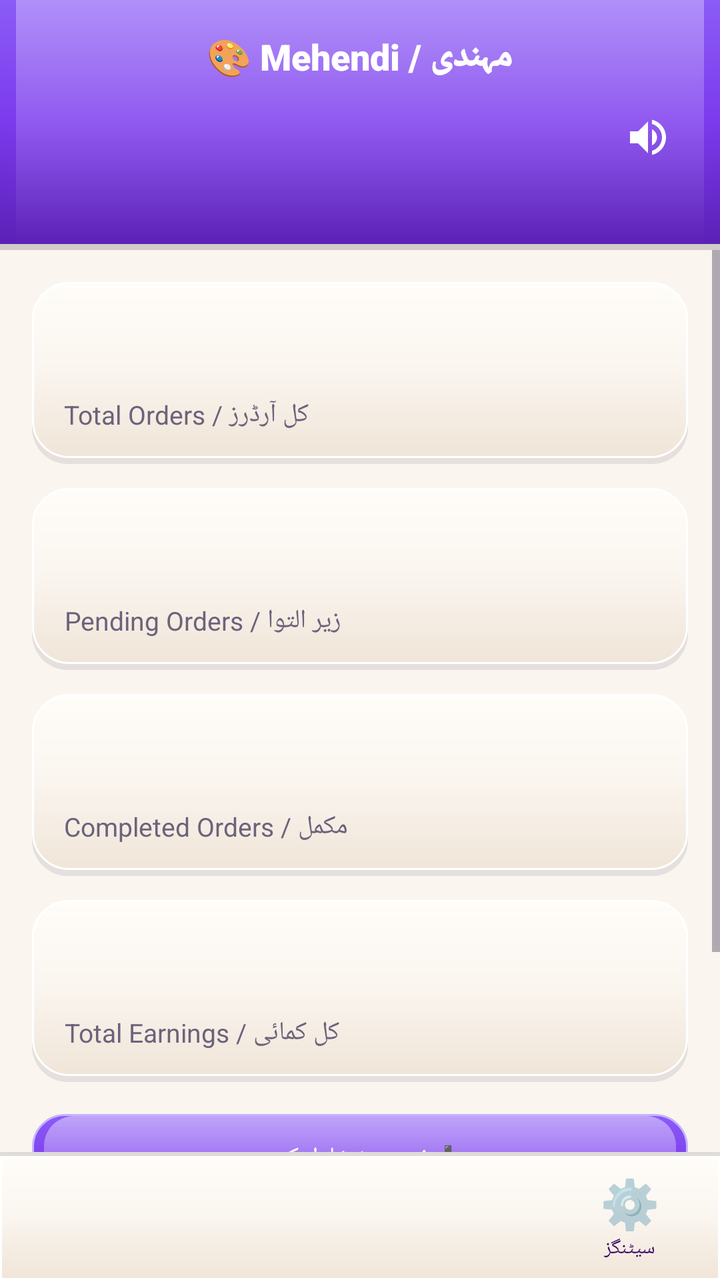
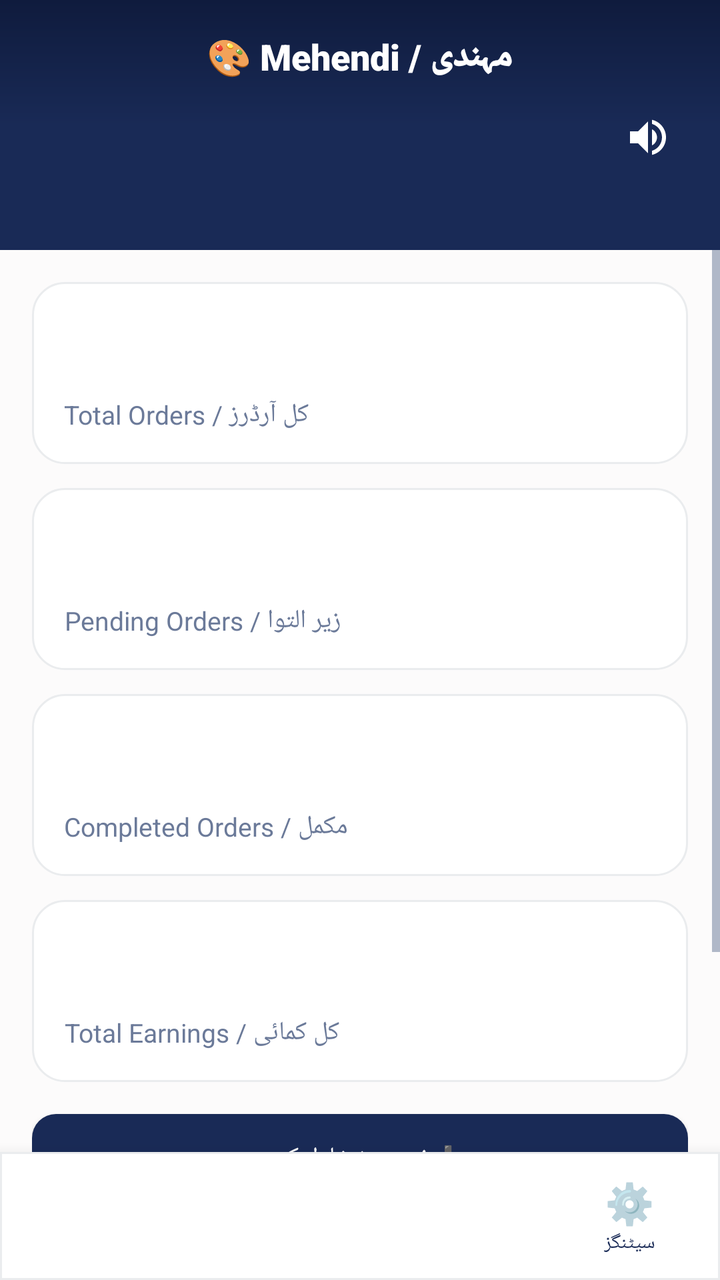

Screens rendered from an Android XML layout before and after an edit, with the pre-edit source and the edit as a unified diff.
<!-- AndroidManifest.xml: application theme Theme.SheEmpower -->
<!-- res/layout/activity_seller_dashboard.xml -->
<?xml version="1.0" encoding="utf-8"?>
<LinearLayout xmlns:android="http://schemas.android.com/apk/res/android"
    android:layout_width="match_parent"
    android:layout_height="match_parent"
    android:background="@color/bg_cream"
    android:orientation="vertical">

    <LinearLayout
        android:layout_width="match_parent"
        android:layout_height="0dp"
        android:layout_weight="1"
        android:orientation="vertical">

        
        <LinearLayout
            android:layout_width="match_parent"
            android:layout_height="wrap_content"
            android:background="@drawable/bg_skeu_header"
            android:padding="16dp"
            android:orientation="vertical">

            <TextView
                android:id="@+id/tvCategory"
                android:layout_width="wrap_content"
                android:layout_height="wrap_content"
                android:layout_gravity="center"
                android:textColor="#FFFFFF"
                android:textSize="18sp"
                android:fontFamily="sans-serif-black"
                android:text="🎨 Mehendi / مہندی" />

            <RelativeLayout
                android:layout_width="match_parent"
                android:layout_height="wrap_content"
                android:layout_marginTop="8dp">

                <TextView
                    android:id="@+id/tvWelcome"
                    android:layout_width="wrap_content"
                    android:layout_height="wrap_content"
                    android:textColor="#FFFFFF"
                    android:textSize="18sp"
                    android:fontFamily="sans-serif-bold" />

                <ImageButton
                    android:id="@+id/btnSpeaker"
                    android:layout_width="40dp"
                    android:layout_height="40dp"
                    android:layout_alignParentEnd="true"
                    android:layout_centerVertical="true"
                    android:background="?attr/selectableItemBackgroundBorderless"
                    android:src="@drawable/ic_speaker"
                    android:contentDescription="Speaker" />
            </RelativeLayout>

            <TextView
                android:id="@+id/tvStatus"
                android:layout_width="wrap_content"
                android:layout_height="wrap_content"
                android:textColor="@color/lavender_soft"
                android:textSize="12sp"
                android:fontFamily="sans-serif-medium"
                android:layout_marginTop="4dp" />
        </LinearLayout>

        
        <ScrollView
            android:layout_width="match_parent"
            android:layout_height="0dp"
            android:layout_weight="1">

            <LinearLayout
                android:layout_width="match_parent"
                android:layout_height="wrap_content"
                android:orientation="vertical"
                android:padding="16dp">

                
                <LinearLayout
                    android:layout_width="match_parent"
                    android:layout_height="wrap_content"
                    android:orientation="vertical"
                    android:background="@drawable/bg_skeu_card"
                    android:padding="16dp"
                    android:layout_marginBottom="12dp">

                    <TextView
                        android:id="@+id/tvTotalOrders"
                        android:layout_width="wrap_content"
                        android:layout_height="wrap_content"
                        android:textSize="28sp"
                        android:fontFamily="sans-serif-black"
                        android:textColor="@color/lavender_primary" />

                    <TextView
                        android:layout_width="wrap_content"
                        android:layout_height="wrap_content"
                        android:text="کل آرڈرز / Total Orders"
                        android:textSize="13sp"
                        android:textColor="@color/text_gray"
                        android:layout_marginTop="4dp" />
                </LinearLayout>

                <LinearLayout
                    android:layout_width="match_parent"
                    android:layout_height="wrap_content"
                    android:orientation="vertical"
                    android:background="@drawable/bg_skeu_card"
                    android:padding="16dp"
                    android:layout_marginBottom="12dp">

                    <TextView
                        android:id="@+id/tvPendingOrders"
                        android:layout_width="wrap_content"
                        android:layout_height="wrap_content"
                        android:textSize="28sp"
                        android:fontFamily="sans-serif-black"
                        android:textColor="@color/warning_amber" />

                    <TextView
                        android:layout_width="wrap_content"
                        android:layout_height="wrap_content"
                        android:text="زیر التوا / Pending Orders"
                        android:textSize="13sp"
                        android:textColor="@color/text_gray"
                        android:layout_marginTop="4dp" />
                </LinearLayout>

                <LinearLayout
                    android:layout_width="match_parent"
                    android:layout_height="wrap_content"
                    android:orientation="vertical"
                    android:background="@drawable/bg_skeu_card"
                    android:padding="16dp"
                    android:layout_marginBottom="12dp">

                    <TextView
                        android:id="@+id/tvCompletedOrders"
                        android:layout_width="wrap_content"
                        android:layout_height="wrap_content"
                        android:textSize="28sp"
                        android:fontFamily="sans-serif-black"
                        android:textColor="@color/success_green" />

                    <TextView
                        android:layout_width="wrap_content"
                        android:layout_height="wrap_content"
                        android:text="مکمل / Completed Orders"
                        android:textSize="13sp"
                        android:textColor="@color/text_gray"
                        android:layout_marginTop="4dp" />
                </LinearLayout>

                <LinearLayout
                    android:layout_width="match_parent"
                    android:layout_height="wrap_content"
                    android:orientation="vertical"
                    android:background="@drawable/bg_skeu_card"
                    android:padding="16dp"
                    android:layout_marginBottom="16dp">

                    <TextView
                        android:id="@+id/tvEarnings"
                        android:layout_width="wrap_content"
                        android:layout_height="wrap_content"
                        android:textSize="28sp"
                        android:fontFamily="sans-serif-black"
                        android:textColor="@color/lavender_text" />

                    <TextView
                        android:layout_width="wrap_content"
                        android:layout_height="wrap_content"
                        android:text="کل کمائی / Total Earnings"
                        android:textSize="13sp"
                        android:textColor="@color/text_gray"
                        android:layout_marginTop="4dp" />
                </LinearLayout>

                
                <Button
                    android:id="@+id/btnAddProduct"
                    android:layout_width="match_parent"
                    android:layout_height="58dp"
                    android:layout_marginBottom="20dp"
                    android:background="@drawable/bg_skeu_button_primary"
                    android:gravity="center"
                    android:lines="2"
                    android:singleLine="false"
                    android:text="➕ نئی چیز شامل کریں\nADD PRODUCT"
                    android:textColor="#FFFFFF"
                    android:textSize="12sp"
                    android:fontFamily="sans-serif-bold" />

                
                <TextView
                    android:layout_width="wrap_content"
                    android:layout_height="wrap_content"
                    android:text="🛍️ آپ کی اشیاء / My Products"
                    android:textSize="17sp"
                    android:fontFamily="sans-serif-black"
                    android:textColor="@color/lavender_text"
                    android:layout_marginBottom="10dp" />

                <TextView
                    android:id="@+id/tvNoProducts"
                    android:layout_width="match_parent"
                    android:layout_height="wrap_content"
                    android:text="ابھی تک کوئی چیز شامل نہیں کی / No products added yet"
                    android:gravity="center"
                    android:textColor="@color/text_gray"
                    android:padding="20dp"
                    android:visibility="gone" />

                <androidx.recyclerview.widget.RecyclerView
                    android:id="@+id/rvMyProducts"
                    android:layout_width="match_parent"
                    android:layout_height="wrap_content"
                    android:nestedScrollingEnabled="false"
                    android:layout_marginBottom="20dp" />

            </LinearLayout>

        </ScrollView>

    </LinearLayout>

    <include
        layout="@layout/bottom_nav_bar"
        android:id="@+id/bottomNav"
        android:layout_width="match_parent"
        android:layout_height="64dp" />

</LinearLayout>
<!-- res/layout/bottom_nav_bar.xml (included above) -->
<?xml version="1.0" encoding="utf-8"?>
<LinearLayout
    xmlns:android="http://schemas.android.com/apk/res/android"
    android:id="@+id/bottomNav"
    android:layout_width="match_parent"
    android:layout_height="64dp"
    android:orientation="horizontal"
    android:background="@drawable/bg_skeu_nav"
    android:elevation="12dp">

    
    <LinearLayout
        android:id="@+id/navItem1"
        android:layout_width="0dp"
        android:layout_height="match_parent"
        android:layout_weight="1"
        android:orientation="vertical"
        android:gravity="center"
        android:clickable="true"
        android:focusable="true">

        <TextView
            android:id="@+id/navIcon1"
            android:layout_width="wrap_content"
            android:layout_height="wrap_content"
            android:textSize="20sp"/>

        <TextView
            android:id="@+id/navLabel1"
            android:layout_width="wrap_content"
            android:layout_height="wrap_content"
            android:textSize="10sp"
            android:textColor="@color/lavender_text"/>

    </LinearLayout>

    
    <LinearLayout
        android:id="@+id/navItem2"
        android:layout_width="0dp"
        android:layout_height="match_parent"
        android:layout_weight="1"
        android:orientation="vertical"
        android:gravity="center"
        android:clickable="true"
        android:focusable="true">

        <TextView
            android:id="@+id/navIcon2"
            android:layout_width="wrap_content"
            android:layout_height="wrap_content"
            android:textSize="20sp"/>

        <TextView
            android:id="@+id/navLabel2"
            android:layout_width="wrap_content"
            android:layout_height="wrap_content"
            android:textSize="10sp"
            android:textColor="@color/lavender_text"/>

    </LinearLayout>

    
    <LinearLayout
        android:id="@+id/navItem3"
        android:layout_width="0dp"
        android:layout_height="match_parent"
        android:layout_weight="1"
        android:orientation="vertical"
        android:gravity="center"
        android:clickable="true"
        android:focusable="true">

        <TextView
            android:id="@+id/navIcon3"
            android:layout_width="wrap_content"
            android:layout_height="wrap_content"
            android:textSize="20sp"/>

        <TextView
            android:id="@+id/navLabel3"
            android:layout_width="wrap_content"
            android:layout_height="wrap_content"
            android:textSize="10sp"
            android:textColor="@color/lavender_text"/>

    </LinearLayout>

    
    <LinearLayout
        android:id="@+id/navItem4"
        android:layout_width="0dp"
        android:layout_height="match_parent"
        android:layout_weight="1"
        android:orientation="vertical"
        android:gravity="center"
        android:clickable="true"
        android:focusable="true">

        <TextView
            android:id="@+id/navIcon4"
            android:layout_width="wrap_content"
            android:layout_height="wrap_content"
            android:text="⚙️"
            android:textSize="24sp"/>

        <TextView
            android:id="@+id/navLabel4"
            android:layout_width="wrap_content"
            android:layout_height="wrap_content"
            android:text="سیٹنگز"
            android:textSize="10sp"
            android:textColor="@color/lavender_text"/>

    </LinearLayout>

</LinearLayout>
<!-- resources referenced by this layout -->
<resources>
  <color name="bg_cream">#FAF5EF</color>
  <color name="lavender_primary">#7C3AED</color>
  <color name="lavender_soft">#EDE9FE</color>
  <color name="lavender_text">#3B0764</color>
  <color name="success_green">#10B981</color>
  <color name="text_gray">#6B637B</color>
  <color name="warning_amber">#F59E0B</color>
  <!-- drawable bg_skeu_button_primary (drawable) -->
  <?xml version="1.0" encoding="utf-8"?>
  <layer-list xmlns:android="http://schemas.android.com/apk/res/android">
      
      <item android:top="3dp">
          <shape android:shape="rectangle">
              <solid android:color="#403B0764" />
              <corners android:radius="16dp" />
          </shape>
      </item>
      
      <item android:bottom="3dp">
          <shape android:shape="rectangle">
              <gradient
                  android:startColor="#8B5CF6"
                  android:centerColor="@color/lavender_primary"
                  android:endColor="@color/lavender_dark"
                  android:angle="270" />
              <stroke android:width="1dp" android:color="#C4B5FD" />
              <corners android:radius="16dp" />
          </shape>
      </item>
      
      <item android:bottom="3dp" android:top="1dp" android:left="6dp" android:right="6dp">
          <shape android:shape="rectangle">
              <gradient
                  android:startColor="#70FFFFFF"
                  android:endColor="#00FFFFFF"
                  android:angle="270" />
              <corners android:topLeftRadius="15dp" android:topRightRadius="15dp" />
          </shape>
      </item>
  </layer-list>
  <!-- drawable bg_skeu_card (drawable) -->
  <?xml version="1.0" encoding="utf-8"?>
  <layer-list xmlns:android="http://schemas.android.com/apk/res/android">
      
      <item android:top="3dp">
          <shape android:shape="rectangle">
              <solid android:color="#1A2D253B" />
              <corners android:radius="18dp" />
          </shape>
      </item>
      
      <item android:bottom="3dp">
          <shape android:shape="rectangle">
              <gradient
                  android:startColor="#FFFDF9"
                  android:centerColor="#FAF5EF"
                  android:endColor="#F0E5D8"
                  android:angle="270" />
              <stroke android:width="1dp" android:color="#FFFFFF" />
              <corners android:radius="18dp" />
          </shape>
      </item>
  </layer-list>
  <!-- drawable bg_skeu_header (drawable) -->
  <?xml version="1.0" encoding="utf-8"?>
  <layer-list xmlns:android="http://schemas.android.com/apk/res/android">
      
      <item android:top="3dp">
          <shape android:shape="rectangle">
              <solid android:color="#332D253B" />
          </shape>
      </item>
      
      <item android:bottom="3dp">
          <shape android:shape="rectangle">
              <gradient
                  android:startColor="#8B5CF6"
                  android:centerColor="@color/lavender_primary"
                  android:endColor="@color/lavender_dark"
                  android:angle="270" />
          </shape>
      </item>
      
      <item android:bottom="3dp" android:top="0dp" android:left="8dp" android:right="8dp">
          <shape android:shape="rectangle">
              <gradient
                  android:startColor="#50FFFFFF"
                  android:endColor="#00FFFFFF"
                  android:angle="270" />
          </shape>
      </item>
  </layer-list>
  <!-- drawable bg_skeu_nav (drawable) -->
  <?xml version="1.0" encoding="utf-8"?>
  <layer-list xmlns:android="http://schemas.android.com/apk/res/android">
      
      <item>
          <shape android:shape="rectangle">
              <gradient
                  android:startColor="#202D253B"
                  android:endColor="#00000000"
                  android:angle="270" />
          </shape>
      </item>
      
      <item android:top="2dp">
          <shape android:shape="rectangle">
              <gradient
                  android:startColor="#FFFDF9"
                  android:centerColor="#FAF5EF"
                  android:endColor="#F0E5D8"
                  android:angle="270" />
              <stroke android:width="1dp" android:color="#FFFFFF" />
          </shape>
      </item>
  </layer-list>
  <style name="Theme.SheEmpower" parent="Theme.AppCompat.Light.NoActionBar">
          <item name="colorPrimary">@color/lavender_primary</item>
          <item name="colorPrimaryDark">@color/lavender_dark</item>
          <item name="colorAccent">@color/lavender_primary</item>
          <item name="android:windowBackground">@color/bg_cream</item>
          <item name="android:colorBackground">@color/bg_cream</item>
          <item name="android:textColorPrimary">@color/text_dark</item>
          <item name="android:textColorSecondary">@color/text_gray</item>
      </style>
  <color name="lavender_dark">#5B21B6</color>
  <color name="text_dark">#2D253B</color>
  <!-- unchanged entries left out for length: 1 -->
</resources>

<!-- the commit's change to res/layout/activity_seller_dashboard.xml (unified diff, before → after) -->
@@ -2,7 +2,7 @@
 <LinearLayout xmlns:android="http://schemas.android.com/apk/res/android"
     android:layout_width="match_parent"
     android:layout_height="match_parent"
-    android:background="@color/bg_cream"
+    android:background="@color/background"
     android:orientation="vertical">
 
     <LinearLayout
@@ -57,7 +57,7 @@
                 android:id="@+id/tvStatus"
                 android:layout_width="wrap_content"
                 android:layout_height="wrap_content"
-                android:textColor="@color/lavender_soft"
+                android:textColor="@color/accent"
                 android:textSize="12sp"
                 android:fontFamily="sans-serif-medium"
                 android:layout_marginTop="4dp" />
@@ -90,14 +90,14 @@
                         android:layout_height="wrap_content"
                         android:textSize="28sp"
                         android:fontFamily="sans-serif-black"
-                        android:textColor="@color/lavender_primary" />
+                        android:textColor="@color/primary" />
 
                     <TextView
                         android:layout_width="wrap_content"
                         android:layout_height="wrap_content"
                         android:text="کل آرڈرز / Total Orders"
                         android:textSize="13sp"
-                        android:textColor="@color/text_gray"
+                        android:textColor="@color/text_secondary"
                         android:layout_marginTop="4dp" />
                 </LinearLayout>
 
@@ -122,7 +122,7 @@
                         android:layout_height="wrap_content"
                         android:text="زیر التوا / Pending Orders"
                         android:textSize="13sp"
-                        android:textColor="@color/text_gray"
+                        android:textColor="@color/text_secondary"
                         android:layout_marginTop="4dp" />
                 </LinearLayout>
 
@@ -147,7 +147,7 @@
                         android:layout_height="wrap_content"
                         android:text="مکمل / Completed Orders"
                         android:textSize="13sp"
-                        android:textColor="@color/text_gray"
+                        android:textColor="@color/text_secondary"
                         android:layout_marginTop="4dp" />
                 </LinearLayout>
 
@@ -165,14 +165,14 @@
                         android:layout_height="wrap_content"
                         android:textSize="28sp"
                         android:fontFamily="sans-serif-black"
-                        android:textColor="@color/lavender_text" />
+                        android:textColor="@color/text_primary" />
 
                     <TextView
                         android:layout_width="wrap_content"
                         android:layout_height="wrap_content"
                         android:text="کل کمائی / Total Earnings"
                         android:textSize="13sp"
-                        android:textColor="@color/text_gray"
+                        android:textColor="@color/text_secondary"
                         android:layout_marginTop="4dp" />
                 </LinearLayout>
 
@@ -198,7 +198,7 @@
                     android:text="🛍️ آپ کی اشیاء / My Products"
                     android:textSize="17sp"
                     android:fontFamily="sans-serif-black"
-                    android:textColor="@color/lavender_text"
+                    android:textColor="@color/text_primary"
                     android:layout_marginBottom="10dp" />
 
                 <TextView
@@ -207,7 +207,7 @@
                     android:layout_height="wrap_content"
                     android:text="ابھی تک کوئی چیز شامل نہیں کی / No products added yet"
                     android:gravity="center"
-                    android:textColor="@color/text_gray"
+                    android:textColor="@color/text_secondary"
                     android:padding="20dp"
                     android:visibility="gone" />
 
@@ -264,7 +264,7 @@
             android:layout_width="wrap_content"
             android:layout_height="wrap_content"
             android:textSize="10sp"
-            android:textColor="@color/lavender_text"/>
+            android:textColor="@color/text_primary"/>
 
     </LinearLayout>
 
@@ -290,7 +290,7 @@
             android:layout_width="wrap_content"
             android:layout_height="wrap_content"
             android:textSize="10sp"
-            android:textColor="@color/lavender_text"/>
+            android:textColor="@color/text_primary"/>
 
     </LinearLayout>
 
@@ -316,7 +316,7 @@
             android:layout_width="wrap_content"
             android:layout_height="wrap_content"
             android:textSize="10sp"
-            android:textColor="@color/lavender_text"/>
+            android:textColor="@color/text_primary"/>
 
     </LinearLayout>
 
@@ -336,7 +336,7 @@
             android:layout_width="wrap_content"
             android:layout_height="wrap_content"
             android:text="⚙️"
-            android:textSize="24sp"/>
+            android:textSize="20sp"/>
 
         <TextView
             android:id="@+id/navLabel4"
@@ -344,7 +344,7 @@
             android:layout_height="wrap_content"
             android:text="سیٹنگز"
             android:textSize="10sp"
-            android:textColor="@color/lavender_text"/>
+            android:textColor="@color/text_primary"/>
 
     </LinearLayout>
 
<!-- resource entries referenced after the edit -->
@@ -1,132 +1,58 @@
 <!-- resources referenced by this layout -->
 <resources>
-  <color name="bg_cream">#FAF5EF</color>
-  <color name="lavender_primary">#7C3AED</color>
-  <color name="lavender_soft">#EDE9FE</color>
-  <color name="lavender_text">#3B0764</color>
-  <color name="success_green">#10B981</color>
-  <color name="text_gray">#6B637B</color>
-  <color name="warning_amber">#F59E0B</color>
+  <color name="accent">#F7D794</color>
+  <color name="background">#FCFBFB</color>
+  <color name="primary">#192A56</color>
+  <color name="success_green">#2ECC71</color>
+  <color name="text_primary">#192A56</color>
+  <color name="text_secondary">#6B7A99</color>
+  <color name="warning_amber">#F39C12</color>
   <!-- drawable bg_skeu_button_primary (drawable) -->
   <?xml version="1.0" encoding="utf-8"?>
-  <layer-list xmlns:android="http://schemas.android.com/apk/res/android">
-      
-      <item android:top="3dp">
-          <shape android:shape="rectangle">
-              <solid android:color="#403B0764" />
-              <corners android:radius="16dp" />
-          </shape>
-      </item>
-      
-      <item android:bottom="3dp">
-          <shape android:shape="rectangle">
-              <gradient
-                  android:startColor="#8B5CF6"
-                  android:centerColor="@color/lavender_primary"
-                  android:endColor="@color/lavender_dark"
-                  android:angle="270" />
-              <stroke android:width="1dp" android:color="#C4B5FD" />
-              <corners android:radius="16dp" />
-          </shape>
-      </item>
-      
-      <item android:bottom="3dp" android:top="1dp" android:left="6dp" android:right="6dp">
-          <shape android:shape="rectangle">
-              <gradient
-                  android:startColor="#70FFFFFF"
-                  android:endColor="#00FFFFFF"
-                  android:angle="270" />
-              <corners android:topLeftRadius="15dp" android:topRightRadius="15dp" />
-          </shape>
-      </item>
-  </layer-list>
+  <shape xmlns:android="http://schemas.android.com/apk/res/android"
+      android:shape="rectangle">
+      <solid android:color="@color/midnight_navy" />
+      <corners android:radius="12dp" />
+  </shape>
   <!-- drawable bg_skeu_card (drawable) -->
   <?xml version="1.0" encoding="utf-8"?>
-  <layer-list xmlns:android="http://schemas.android.com/apk/res/android">
-      
-      <item android:top="3dp">
-          <shape android:shape="rectangle">
-              <solid android:color="#1A2D253B" />
-              <corners android:radius="18dp" />
-          </shape>
-      </item>
-      
-      <item android:bottom="3dp">
-          <shape android:shape="rectangle">
-              <gradient
-                  android:startColor="#FFFDF9"
-                  android:centerColor="#FAF5EF"
-                  android:endColor="#F0E5D8"
-                  android:angle="270" />
-              <stroke android:width="1dp" android:color="#FFFFFF" />
-              <corners android:radius="18dp" />
-          </shape>
-      </item>
-  </layer-list>
+  <shape xmlns:android="http://schemas.android.com/apk/res/android"
+      android:shape="rectangle">
+      <solid android:color="@color/white" />
+      <corners android:radius="16dp" />
+      <stroke android:color="@color/card_border" android:width="1dp" />
+  </shape>
   <!-- drawable bg_skeu_header (drawable) -->
   <?xml version="1.0" encoding="utf-8"?>
-  <layer-list xmlns:android="http://schemas.android.com/apk/res/android">
-      
-      <item android:top="3dp">
-          <shape android:shape="rectangle">
-              <solid android:color="#332D253B" />
-          </shape>
-      </item>
-      
-      <item android:bottom="3dp">
-          <shape android:shape="rectangle">
-              <gradient
-                  android:startColor="#8B5CF6"
-                  android:centerColor="@color/lavender_primary"
-                  android:endColor="@color/lavender_dark"
-                  android:angle="270" />
-          </shape>
-      </item>
-      
-      <item android:bottom="3dp" android:top="0dp" android:left="8dp" android:right="8dp">
-          <shape android:shape="rectangle">
-              <gradient
-                  android:startColor="#50FFFFFF"
-                  android:endColor="#00FFFFFF"
-                  android:angle="270" />
-          </shape>
-      </item>
-  </layer-list>
+  <shape xmlns:android="http://schemas.android.com/apk/res/android"
+      android:shape="rectangle">
+      <gradient
+          android:startColor="#0F1B3D"
+          android:centerColor="#192A56"
+          android:endColor="#192A56"
+          android:angle="270" />
+  </shape>
   <!-- drawable bg_skeu_nav (drawable) -->
   <?xml version="1.0" encoding="utf-8"?>
-  <layer-list xmlns:android="http://schemas.android.com/apk/res/android">
-      
-      <item>
-          <shape android:shape="rectangle">
-              <gradient
-                  android:startColor="#202D253B"
-                  android:endColor="#00000000"
-                  android:angle="270" />
-          </shape>
-      </item>
-      
-      <item android:top="2dp">
-          <shape android:shape="rectangle">
-              <gradient
-                  android:startColor="#FFFDF9"
-                  android:centerColor="#FAF5EF"
-                  android:endColor="#F0E5D8"
-                  android:angle="270" />
-              <stroke android:width="1dp" android:color="#FFFFFF" />
-          </shape>
-      </item>
-  </layer-list>
+  <shape xmlns:android="http://schemas.android.com/apk/res/android"
+      android:shape="rectangle">
+      <solid android:color="@color/white" />
+      <stroke android:color="@color/card_border" android:width="1dp" />
+  </shape>
   <style name="Theme.SheEmpower" parent="Theme.AppCompat.Light.NoActionBar">
-          <item name="colorPrimary">@color/lavender_primary</item>
-          <item name="colorPrimaryDark">@color/lavender_dark</item>
-          <item name="colorAccent">@color/lavender_primary</item>
-          <item name="android:windowBackground">@color/bg_cream</item>
-          <item name="android:colorBackground">@color/bg_cream</item>
-          <item name="android:textColorPrimary">@color/text_dark</item>
-          <item name="android:textColorSecondary">@color/text_gray</item>
+          <item name="colorPrimary">@color/primary</item>
+          <item name="colorPrimaryDark">@color/primary_dark</item>
+          <item name="colorAccent">@color/accent</item>
+          <item name="android:windowBackground">@color/background</item>
+          <item name="android:colorBackground">@color/background</item>
+          <item name="android:textColorPrimary">@color/text_primary</item>
+          <item name="android:textColorSecondary">@color/text_secondary</item>
+          <item name="android:statusBarColor">@color/primary_dark</item>
       </style>
-  <color name="lavender_dark">#5B21B6</color>
-  <color name="text_dark">#2D253B</color>
+  <color name="midnight_navy">#192A56</color>
+  <color name="white">#FFFFFF</color>
+  <color name="card_border">#EAECEE</color>
+  <color name="primary_dark">#0F1B3D</color>
   <!-- unchanged entries left out for length: 1 -->
 </resources>
 
